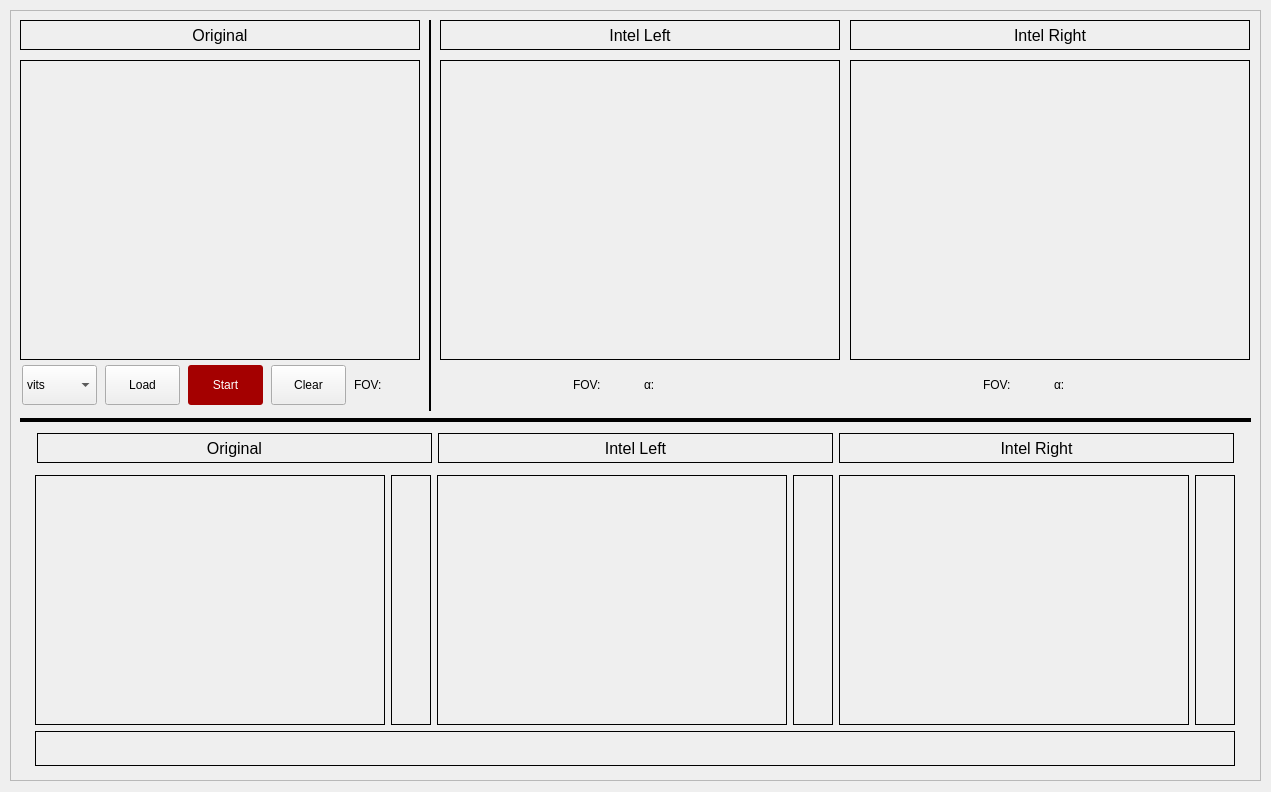
Before: the Qt Designer form ui/interface2.ui in RaykiDan/DEPC, drawn with Qt 5.
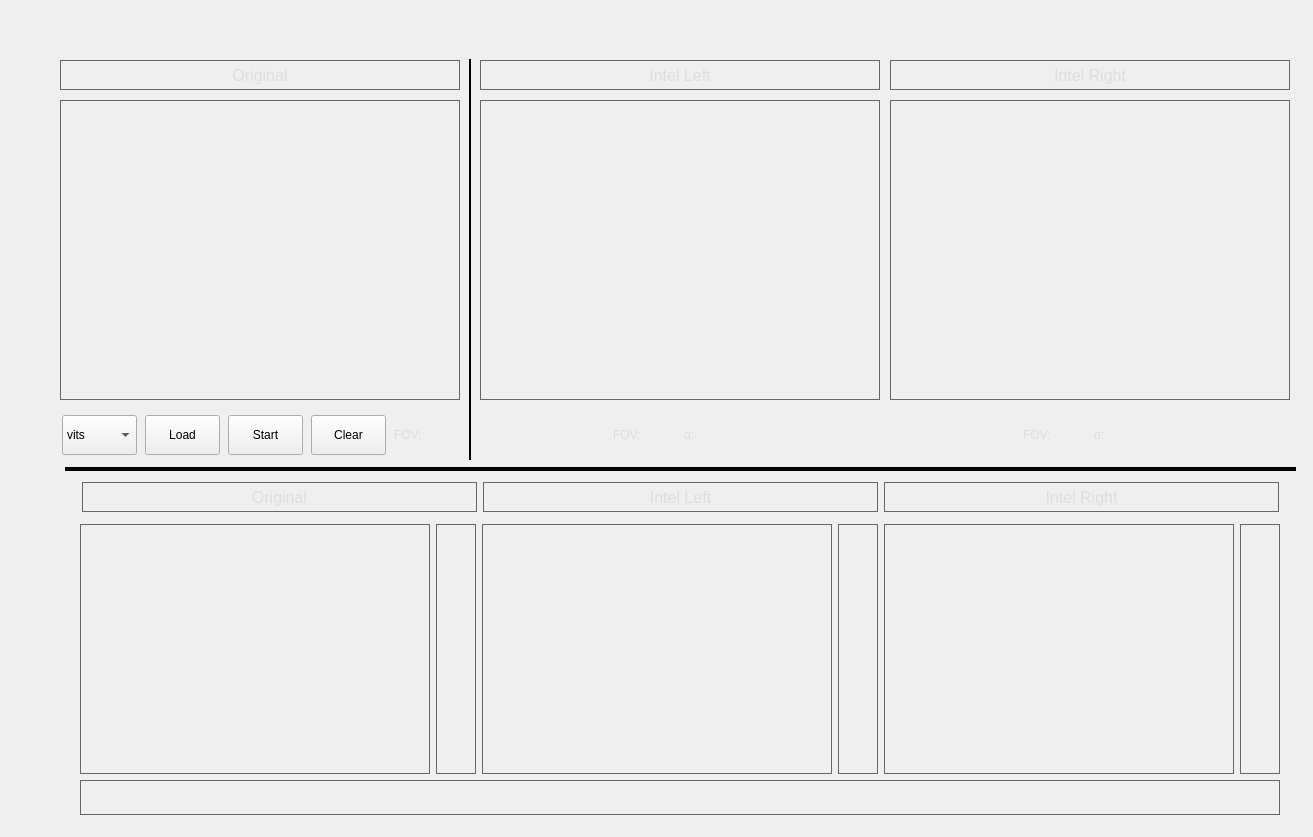
After: the same form once the commit is applied. Custom widgets are drawn as their Qt base class.

Commit message: ui theme revamp

Patch:
```diff
--- a/ui/interface2.ui
+++ b/ui/interface2.ui
@@ -6,33 +6,72 @@
    <rect>
     <x>0</x>
     <y>0</y>
-    <width>1271</width>
-    <height>792</height>
+    <width>1313</width>
+    <height>837</height>
    </rect>
   </property>
   <property name="windowTitle">
    <string>Form</string>
   </property>
-  <widget class="QFrame" name="frame">
+  <widget class="Line" name="line_2">
    <property name="geometry">
     <rect>
-     <x>10</x>
-     <y>10</y>
-     <width>1251</width>
-     <height>771</height>
+     <x>65</x>
+     <y>459</y>
+     <width>1231</width>
+     <height>21</height>
     </rect>
    </property>
-   <property name="frameShape">
-    <enum>QFrame::StyledPanel</enum>
+   <property name="styleSheet">
+    <string notr="true"/>
    </property>
    <property name="frameShadow">
-    <enum>QFrame::Raised</enum>
+    <enum>QFrame::Plain</enum>
    </property>
-   <widget class="QLabel" name="camLabel">
+   <property name="lineWidth">
+    <number>4</number>
+   </property>
+   <property name="orientation">
+    <enum>Qt::Horizontal</enum>
+   </property>
+  </widget>
+  <widget class="QLabel" name="depthObjectRuler">
     <property name="geometry">
      <rect>
-      <x>10</x>
-      <y>10</y>
+     <x>80</x>
+     <y>780</y>
+     <width>1200</width>
+     <height>35</height>
+    </rect>
+   </property>
+   <property name="minimumSize">
+    <size>
+     <width>1000</width>
+     <height>35</height>
+    </size>
+   </property>
+   <property name="maximumSize">
+    <size>
+     <width>1200</width>
+     <height>250</height>
+    </size>
+   </property>
+   <property name="styleSheet">
+    <string notr="true">border: 1px solid #666666;
+</string>
+   </property>
+   <property name="frameShape">
+    <enum>QFrame::Box</enum>
+   </property>
+   <property name="text">
+    <string/>
+   </property>
+  </widget>
+  <widget class="QLabel" name="rigthLabel">
+   <property name="geometry">
+    <rect>
+     <x>890</x>
+     <y>60</y>
       <width>400</width>
       <height>30</height>
      </rect>
@@ -53,6 +92,68 @@
      <font>
       <pointsize>12</pointsize>
      </font>
+   </property>
+   <property name="styleSheet">
+    <string notr="true">border: 1px solid #666666;
+color: #DDDDDD;
+</string>
+   </property>
+   <property name="frameShape">
+    <enum>QFrame::Box</enum>
+   </property>
+   <property name="text">
+    <string>Intel Right</string>
+   </property>
+   <property name="alignment">
+    <set>Qt::AlignCenter</set>
+   </property>
+  </widget>
+  <widget class="QWidget" name="horizontalLayoutWidget_5">
+   <property name="geometry">
+    <rect>
+     <x>65</x>
+     <y>469</y>
+     <width>1231</width>
+     <height>51</height>
+    </rect>
+   </property>
+   <layout class="QHBoxLayout" name="horizontalLayout_5">
+    <item>
+     <spacer name="horizontalSpacer_7">
+      <property name="orientation">
+       <enum>Qt::Horizontal</enum>
+      </property>
+      <property name="sizeHint" stdset="0">
+       <size>
+        <width>40</width>
+        <height>20</height>
+       </size>
+      </property>
+     </spacer>
+    </item>
+    <item>
+     <widget class="QLabel" name="depthLabelCam">
+      <property name="minimumSize">
+       <size>
+        <width>395</width>
+        <height>30</height>
+       </size>
+      </property>
+      <property name="maximumSize">
+       <size>
+        <width>390</width>
+        <height>25</height>
+       </size>
+      </property>
+      <property name="font">
+       <font>
+        <pointsize>12</pointsize>
+       </font>
+      </property>
+      <property name="styleSheet">
+       <string notr="true">border: 1px solid #666666;
+color: #DDDDDD;
+</string>
     </property>
     <property name="frameShape">
      <enum>QFrame::Box</enum>
@@ -62,13 +163,207 @@
     </property>
     <property name="alignment">
      <set>Qt::AlignCenter</set>
+      </property>
+     </widget>
+    </item>
+    <item>
+     <widget class="QLabel" name="depthLabelIntel">
+      <property name="minimumSize">
+       <size>
+        <width>395</width>
+        <height>30</height>
+       </size>
+      </property>
+      <property name="maximumSize">
+       <size>
+        <width>390</width>
+        <height>25</height>
+       </size>
+      </property>
+      <property name="font">
+       <font>
+        <pointsize>12</pointsize>
+       </font>
+      </property>
+      <property name="styleSheet">
+       <string notr="true">border: 1px solid #666666;
+color: #DDDDDD;
+</string>
+      </property>
+      <property name="frameShape">
+       <enum>QFrame::Box</enum>
+      </property>
+      <property name="text">
+       <string>Intel Left</string>
+      </property>
+      <property name="alignment">
+       <set>Qt::AlignCenter</set>
+      </property>
+     </widget>
+    </item>
+    <item>
+     <widget class="QLabel" name="depthLabelIntel_2">
+      <property name="minimumSize">
+       <size>
+        <width>395</width>
+        <height>30</height>
+       </size>
+      </property>
+      <property name="maximumSize">
+       <size>
+        <width>390</width>
+        <height>25</height>
+       </size>
+      </property>
+      <property name="font">
+       <font>
+        <pointsize>12</pointsize>
+       </font>
+      </property>
+      <property name="styleSheet">
+       <string notr="true">border: 1px solid #666666;
+color: #DDDDDD;
+</string>
+      </property>
+      <property name="frameShape">
+       <enum>QFrame::Box</enum>
+      </property>
+      <property name="text">
+       <string>Intel Right</string>
+      </property>
+      <property name="alignment">
+       <set>Qt::AlignCenter</set>
+      </property>
+     </widget>
+    </item>
+    <item>
+     <spacer name="horizontalSpacer_8">
+      <property name="orientation">
+       <enum>Qt::Horizontal</enum>
+      </property>
+      <property name="sizeHint" stdset="0">
+       <size>
+        <width>40</width>
+        <height>20</height>
+       </size>
+      </property>
+     </spacer>
+    </item>
+   </layout>
+  </widget>
+  <widget class="QLabel" name="intelLeftFrame">
+   <property name="geometry">
+    <rect>
+     <x>480</x>
+     <y>100</y>
+     <width>400</width>
+     <height>300</height>
+    </rect>
+   </property>
+   <property name="minimumSize">
+    <size>
+     <width>160</width>
+     <height>120</height>
+    </size>
+   </property>
+   <property name="maximumSize">
+    <size>
+     <width>400</width>
+     <height>300</height>
+    </size>
+   </property>
+   <property name="layoutDirection">
+    <enum>Qt::LeftToRight</enum>
+   </property>
+   <property name="styleSheet">
+    <string notr="true">border: 1px solid #666666;
+color: #C8C8C8;
+</string>
+   </property>
+   <property name="frameShape">
+    <enum>QFrame::Box</enum>
+   </property>
+   <property name="text">
+    <string/>
+   </property>
+   <property name="alignment">
+    <set>Qt::AlignCenter</set>
+   </property>
+  </widget>
+  <widget class="QLabel" name="leftLabel">
+   <property name="geometry">
+    <rect>
+     <x>480</x>
+     <y>60</y>
+     <width>400</width>
+     <height>30</height>
+    </rect>
+   </property>
+   <property name="minimumSize">
+    <size>
+     <width>100</width>
+     <height>30</height>
+    </size>
+   </property>
+   <property name="maximumSize">
+    <size>
+     <width>400</width>
+     <height>20</height>
+    </size>
+   </property>
+   <property name="font">
+    <font>
+     <pointsize>12</pointsize>
+    </font>
+   </property>
+   <property name="styleSheet">
+    <string notr="true">border: 1px solid #666666;
+color: #DDDDDD;
+</string>
+   </property>
+   <property name="frameShape">
+    <enum>QFrame::Box</enum>
+   </property>
+   <property name="text">
+    <string>Intel Left</string>
+   </property>
+   <property name="alignment">
+    <set>Qt::AlignCenter</set>
+   </property>
+  </widget>
+  <widget class="Line" name="line">
+   <property name="geometry">
+    <rect>
+     <x>460</x>
+     <y>59</y>
+     <width>21</width>
+     <height>401</height>
+    </rect>
+   </property>
+   <property name="maximumSize">
+    <size>
+     <width>16777215</width>
+     <height>450</height>
+    </size>
+   </property>
+   <property name="styleSheet">
+    <string notr="true"/>
+   </property>
+   <property name="frameShadow">
+    <enum>QFrame::Plain</enum>
+   </property>
+   <property name="lineWidth">
+    <number>2</number>
+   </property>
+   <property name="orientation">
+    <enum>Qt::Vertical</enum>
     </property>
    </widget>
    <widget class="QWidget" name="horizontalLayoutWidget_4">
     <property name="geometry">
      <rect>
-      <x>10</x>
-      <y>460</y>
+     <x>65</x>
+     <y>519</y>
       <width>1231</width>
       <height>261</height>
      </rect>
@@ -104,6 +399,11 @@
        <property name="layoutDirection">
         <enum>Qt::LeftToRight</enum>
        </property>
+      <property name="styleSheet">
+       <string notr="true">border: 1px solid #666666;
+color: #C8C8C8;
+</string>
+      </property>
        <property name="frameShape">
         <enum>QFrame::Box</enum>
        </property>
@@ -129,6 +429,10 @@
          <height>250</height>
         </size>
        </property>
+      <property name="styleSheet">
+       <string notr="true">border: 1px solid #666666;
+</string>
+      </property>
        <property name="frameShape">
         <enum>QFrame::Box</enum>
        </property>
@@ -154,6 +458,11 @@
        <property name="layoutDirection">
         <enum>Qt::LeftToRight</enum>
        </property>
+      <property name="styleSheet">
+       <string notr="true">border: 1px solid #666666;
+color: #C8C8C8;
+</string>
+      </property>
        <property name="frameShape">
         <enum>QFrame::Box</enum>
        </property>
@@ -179,6 +488,10 @@
          <height>250</height>
         </size>
        </property>
+      <property name="styleSheet">
+       <string notr="true">border: 1px solid #666666;
+</string>
+      </property>
        <property name="frameShape">
         <enum>QFrame::Box</enum>
        </property>
@@ -204,6 +517,11 @@
        <property name="layoutDirection">
         <enum>Qt::LeftToRight</enum>
        </property>
+      <property name="styleSheet">
+       <string notr="true">border: 1px solid #666666;
+color: #C8C8C8;
+</string>
+      </property>
        <property name="frameShape">
         <enum>QFrame::Box</enum>
        </property>
@@ -229,6 +547,10 @@
          <height>250</height>
         </size>
        </property>
+      <property name="styleSheet">
+       <string notr="true">border: 1px solid #666666;
+</string>
+      </property>
        <property name="frameShape">
         <enum>QFrame::Box</enum>
        </property>
@@ -252,55 +574,19 @@
      </item>
     </layout>
    </widget>
-   <widget class="QLabel" name="rigthLabel">
+  <widget class="QLabel" name="camFrame">
     <property name="geometry">
      <rect>
-      <x>840</x>
-      <y>10</y>
+     <x>60</x>
+     <y>100</y>
       <width>400</width>
-      <height>30</height>
+     <height>300</height>
      </rect>
     </property>
     <property name="minimumSize">
      <size>
-      <width>100</width>
-      <height>30</height>
-     </size>
-    </property>
-    <property name="maximumSize">
-     <size>
       <width>400</width>
-      <height>20</height>
-     </size>
-    </property>
-    <property name="font">
-     <font>
-      <pointsize>12</pointsize>
-     </font>
-    </property>
-    <property name="frameShape">
-     <enum>QFrame::Box</enum>
-    </property>
-    <property name="text">
-     <string>Intel Right</string>
-    </property>
-    <property name="alignment">
-     <set>Qt::AlignCenter</set>
-    </property>
-   </widget>
-   <widget class="QLabel" name="intelRightFrame">
-    <property name="geometry">
-     <rect>
-      <x>840</x>
-      <y>50</y>
-      <width>400</width>
       <height>300</height>
-     </rect>
-    </property>
-    <property name="minimumSize">
-     <size>
-      <width>160</width>
-      <height>120</height>
      </size>
     </property>
     <property name="maximumSize">
@@ -312,6 +598,11 @@
     <property name="layoutDirection">
      <enum>Qt::LeftToRight</enum>
     </property>
+   <property name="styleSheet">
+    <string notr="true">border: 1px solid #666666;
+color: #C8C8C8;
+</string>
+   </property>
     <property name="frameShape">
      <enum>QFrame::Box</enum>
     </property>
@@ -325,8 +616,8 @@
    <widget class="QWidget" name="horizontalLayoutWidget_3">
     <property name="geometry">
      <rect>
-      <x>840</x>
-      <y>350</y>
+     <x>890</x>
+     <y>410</y>
       <width>401</width>
       <height>51</height>
      </rect>
@@ -359,6 +650,10 @@
          <height>20</height>
         </size>
        </property>
+      <property name="styleSheet">
+       <string notr="true">color: #DDDDDD;
+</string>
+      </property>
        <property name="text">
         <string>FOV:</string>
        </property>
@@ -378,6 +673,10 @@
          <height>20</height>
         </size>
        </property>
+      <property name="styleSheet">
+       <string notr="true">color: #DDDDDD;
+</string>
+      </property>
        <property name="text">
         <string>α:</string>
        </property>
@@ -401,8 +700,8 @@
    <widget class="QWidget" name="horizontalLayoutWidget_2">
     <property name="geometry">
      <rect>
-      <x>430</x>
-      <y>350</y>
+     <x>480</x>
+     <y>410</y>
       <width>401</width>
       <height>51</height>
      </rect>
@@ -435,6 +734,10 @@
          <height>20</height>
         </size>
        </property>
+      <property name="styleSheet">
+       <string notr="true">color: #DDDDDD;
+</string>
+      </property>
        <property name="text">
         <string>FOV:</string>
        </property>
@@ -454,6 +757,10 @@
          <height>20</height>
         </size>
        </property>
+      <property name="styleSheet">
+       <string notr="true">color: #DDDDDD;
+</string>
+      </property>
        <property name="text">
         <string>α:</string>
        </property>
@@ -474,69 +781,25 @@
      </item>
     </layout>
    </widget>
-   <widget class="Line" name="line">
+  <widget class="QLabel" name="camLabel">
     <property name="geometry">
      <rect>
-      <x>410</x>
-      <y>10</y>
-      <width>21</width>
-      <height>391</height>
-     </rect>
-    </property>
-    <property name="maximumSize">
-     <size>
-      <width>16777215</width>
-      <height>450</height>
-     </size>
-    </property>
-    <property name="frameShadow">
-     <enum>QFrame::Plain</enum>
-    </property>
-    <property name="lineWidth">
-     <number>2</number>
-    </property>
-    <property name="orientation">
-     <enum>Qt::Vertical</enum>
-    </property>
-   </widget>
-   <widget class="Line" name="line_2">
-    <property name="geometry">
-     <rect>
-      <x>10</x>
-      <y>400</y>
-      <width>1231</width>
-      <height>21</height>
-     </rect>
-    </property>
-    <property name="frameShadow">
-     <enum>QFrame::Plain</enum>
-    </property>
-    <property name="lineWidth">
-     <number>4</number>
-    </property>
-    <property name="orientation">
-     <enum>Qt::Horizontal</enum>
-    </property>
-   </widget>
-   <widget class="QLabel" name="leftLabel">
-    <property name="geometry">
-     <rect>
-      <x>430</x>
-      <y>10</y>
+     <x>60</x>
+     <y>60</y>
       <width>400</width>
       <height>30</height>
      </rect>
     </property>
     <property name="minimumSize">
      <size>
-      <width>100</width>
+     <width>400</width>
       <height>30</height>
      </size>
     </property>
     <property name="maximumSize">
      <size>
       <width>400</width>
-      <height>20</height>
+     <height>30</height>
      </size>
     </property>
     <property name="font">
@@ -544,21 +807,26 @@
       <pointsize>12</pointsize>
      </font>
     </property>
+   <property name="styleSheet">
+    <string notr="true">border: 1px solid #666666;
+color: #DDDDDD;
+</string>
+   </property>
     <property name="frameShape">
      <enum>QFrame::Box</enum>
     </property>
     <property name="text">
-     <string>Intel Left</string>
+    <string>Original</string>
     </property>
     <property name="alignment">
      <set>Qt::AlignCenter</set>
     </property>
    </widget>
-   <widget class="QLabel" name="intelLeftFrame">
+  <widget class="QLabel" name="intelRightFrame">
     <property name="geometry">
      <rect>
-      <x>430</x>
-      <y>50</y>
+     <x>890</x>
+     <y>100</y>
       <width>400</width>
       <height>300</height>
      </rect>
@@ -578,43 +846,17 @@
     <property name="layoutDirection">
      <enum>Qt::LeftToRight</enum>
     </property>
-    <property name="frameShape">
-     <enum>QFrame::Box</enum>
-    </property>
-    <property name="text">
-     <string/>
-    </property>
-    <property name="alignment">
-     <set>Qt::AlignCenter</set>
-    </property>
-   </widget>
-   <widget class="QLabel" name="camFrame">
-    <property name="geometry">
-     <rect>
-      <x>10</x>
-      <y>50</y>
-      <width>400</width>
-      <height>300</height>
-     </rect>
-    </property>
-    <property name="minimumSize">
-     <size>
-      <width>400</width>
-      <height>300</height>
-     </size>
-    </property>
-    <property name="maximumSize">
-     <size>
-      <width>400</width>
-      <height>300</height>
-     </size>
-    </property>
-    <property name="layoutDirection">
-     <enum>Qt::LeftToRight</enum>
-    </property>
+   <property name="styleSheet">
+    <string notr="true">border: 1px solid #666666;
+color: #C8C8C8;
+</string>
+   </property>
     <property name="frameShape">
      <enum>QFrame::Box</enum>
     </property>
+   <property name="frameShadow">
+    <enum>QFrame::Plain</enum>
+   </property>
     <property name="text">
      <string/>
     </property>
@@ -622,39 +864,11 @@
      <set>Qt::AlignCenter</set>
     </property>
    </widget>
-   <widget class="QLabel" name="depthObjectRuler">
-    <property name="geometry">
-     <rect>
-      <x>25</x>
-      <y>721</y>
-      <width>1200</width>
-      <height>35</height>
-     </rect>
-    </property>
-    <property name="minimumSize">
-     <size>
-      <width>1000</width>
-      <height>35</height>
-     </size>
-    </property>
-    <property name="maximumSize">
-     <size>
-      <width>1200</width>
-      <height>250</height>
-     </size>
-    </property>
-    <property name="frameShape">
-     <enum>QFrame::Box</enum>
-    </property>
-    <property name="text">
-     <string/>
-    </property>
-   </widget>
    <widget class="QWidget" name="horizontalLayoutWidget">
     <property name="geometry">
      <rect>
-      <x>10</x>
-      <y>350</y>
+     <x>60</x>
+     <y>410</y>
       <width>401</width>
       <height>51</height>
      </rect>
@@ -733,39 +947,21 @@
          <height>40</height>
         </size>
        </property>
-       <property name="layoutDirection">
-        <enum>Qt::LeftToRight</enum>
+      <property name="mouseTracking">
+       <bool>false</bool>
        </property>
        <property name="autoFillBackground">
         <bool>false</bool>
        </property>
-       <property name="styleSheet">
-        <string notr="true">QPushButton {
-	border-radius: 3px;
-	background: rgb(164, 0, 0);
-	color: rgb(255, 255, 255);
-}
-
-QPushButton:hover{
-	background: rgb(204, 0, 0);
-}
-
-QPushButton:pressed{
-	background: rgb(239, 41, 41);
-}</string>
-       </property>
        <property name="text">
         <string>Start</string>
        </property>
        <property name="iconSize">
         <size>
-         <width>25</width>
-         <height>25</height>
-        </size>
-       </property>
-       <property name="checkable">
-        <bool>true</bool>
-       </property>
+        <width>20</width>
+        <height>20</height>
+       </size>
+      </property>
       </widget>
      </item>
      <item>
@@ -810,6 +1006,10 @@
          <height>20</height>
         </size>
        </property>
+      <property name="styleSheet">
+       <string notr="true">color: #DDDDDD;
+</string>
+      </property>
        <property name="text">
         <string>FOV:</string>
        </property>
@@ -820,136 +1020,19 @@
      </item>
     </layout>
    </widget>
-   <widget class="QWidget" name="horizontalLayoutWidget_5">
-    <property name="geometry">
-     <rect>
-      <x>10</x>
-      <y>410</y>
-      <width>1231</width>
-      <height>51</height>
-     </rect>
-    </property>
-    <layout class="QHBoxLayout" name="horizontalLayout_5">
-     <item>
-      <spacer name="horizontalSpacer_7">
-       <property name="orientation">
-        <enum>Qt::Horizontal</enum>
-       </property>
-       <property name="sizeHint" stdset="0">
-        <size>
-         <width>40</width>
-         <height>20</height>
-        </size>
-       </property>
-      </spacer>
-     </item>
-     <item>
-      <widget class="QLabel" name="depthLabelCam">
-       <property name="minimumSize">
-        <size>
-         <width>395</width>
-         <height>30</height>
-        </size>
-       </property>
-       <property name="maximumSize">
-        <size>
-         <width>390</width>
-         <height>25</height>
-        </size>
-       </property>
-       <property name="font">
-        <font>
-         <pointsize>12</pointsize>
-        </font>
-       </property>
-       <property name="frameShape">
-        <enum>QFrame::Box</enum>
-       </property>
-       <property name="text">
-        <string>Original</string>
-       </property>
-       <property name="alignment">
-        <set>Qt::AlignCenter</set>
-       </property>
-      </widget>
-     </item>
-     <item>
-      <widget class="QLabel" name="depthLabelIntel">
-       <property name="minimumSize">
-        <size>
-         <width>395</width>
-         <height>30</height>
-        </size>
-       </property>
-       <property name="maximumSize">
-        <size>
-         <width>390</width>
-         <height>25</height>
-        </size>
-       </property>
-       <property name="font">
-        <font>
-         <pointsize>12</pointsize>
-        </font>
-       </property>
-       <property name="frameShape">
-        <enum>QFrame::Box</enum>
-       </property>
-       <property name="text">
-        <string>Intel Left</string>
-       </property>
-       <property name="alignment">
-        <set>Qt::AlignCenter</set>
-       </property>
-      </widget>
-     </item>
-     <item>
-      <widget class="QLabel" name="depthLabelIntel_2">
-       <property name="minimumSize">
-        <size>
-         <width>395</width>
-         <height>30</height>
-        </size>
-       </property>
-       <property name="maximumSize">
-        <size>
-         <width>390</width>
-         <height>25</height>
-        </size>
-       </property>
-       <property name="font">
-        <font>
-         <pointsize>12</pointsize>
-        </font>
-       </property>
-       <property name="frameShape">
-        <enum>QFrame::Box</enum>
-       </property>
-       <property name="text">
-        <string>Intel Right</string>
-       </property>
-       <property name="alignment">
-        <set>Qt::AlignCenter</set>
-       </property>
-      </widget>
-     </item>
-     <item>
-      <spacer name="horizontalSpacer_8">
-       <property name="orientation">
-        <enum>Qt::Horizontal</enum>
-       </property>
-       <property name="sizeHint" stdset="0">
-        <size>
-         <width>40</width>
-         <height>20</height>
-        </size>
-       </property>
-      </spacer>
-     </item>
-    </layout>
-   </widget>
-  </widget>
- </widget>
+ </widget>
+ <customwidgets>
+  <customwidget>
+   <class>PrimaryPushButton</class>
+   <extends>QPushButton</extends>
+   <header>qfluentwidgets</header>
+  </customwidget>
+  <customwidget>
+   <class>PushButton</class>
+   <extends>QPushButton</extends>
+   <header>qfluentwidgets</header>
+  </customwidget>
+ </customwidgets>
  <resources/>
  <connections/>
 </ui>
```
Left out of the diff: 6 changed lines with no effect on the pictures. Lines whose indentation alone changed are shown as unchanged. The commit also changes 3 other files.
